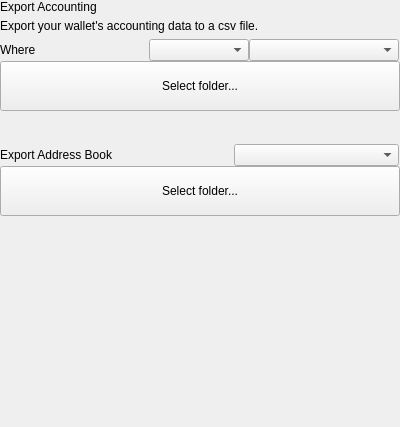
The window that src/qt/pivx/settings/forms/settingsexportcsv.ui (Fuzzbawls/PIVX) describes before a commit, drawn with Qt 5.
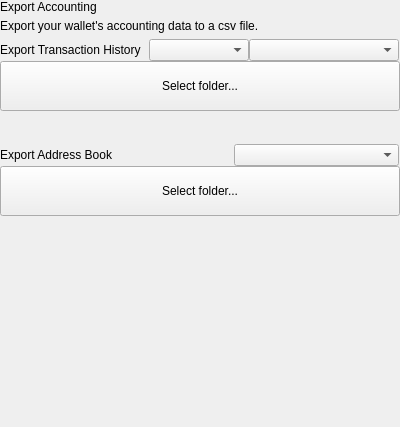
The same window after the commit.

Commit message:
Qt: Unify translated strings in export UI
Cleans up the CSV export UI to reduce the number of strings being
translated.

Diff of the .ui file:
```diff
--- a/src/qt/pivx/settings/forms/settingsexportcsv.ui
+++ b/src/qt/pivx/settings/forms/settingsexportcsv.ui
@@ -94,7 +94,7 @@
            <item>
             <widget class="QLabel" name="labelSubtitleLocation">
              <property name="text">
-              <string>Where</string>
+              <string>Export Transaction History</string>
              </property>
             </widget>
            </item>
```
The commit also changes 1 other file.
